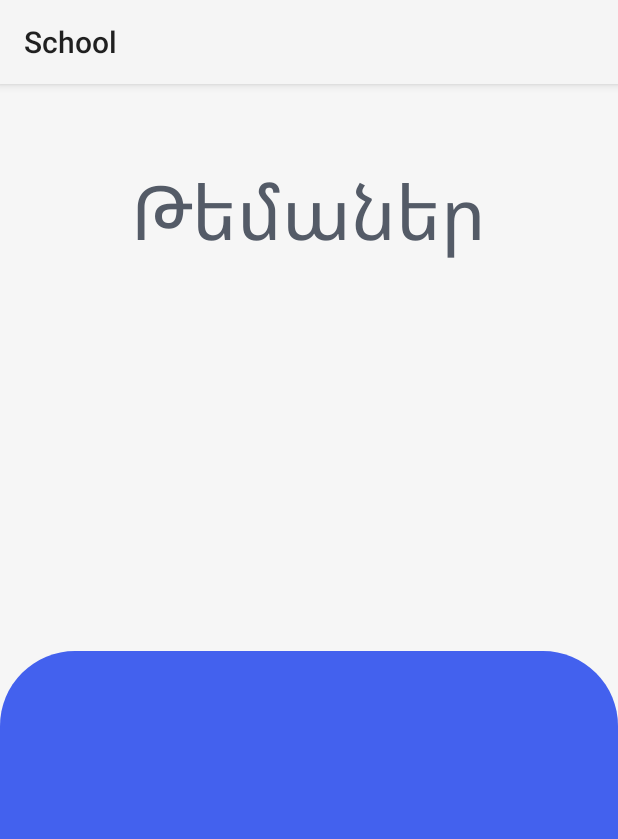
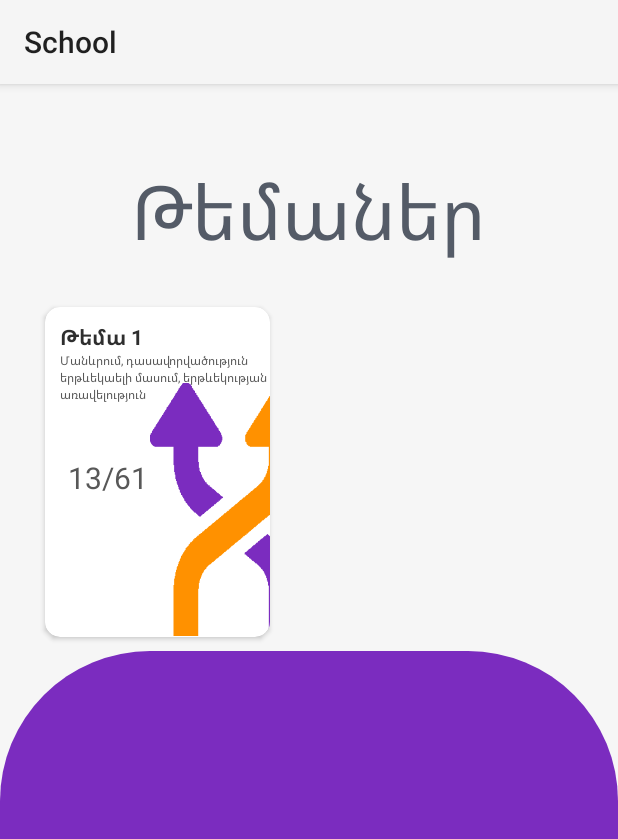
Before and after one commit to VahagnMian/School, an Android app: the screen it shows after launch (MainActivity), on a phone screen of 412 x 824 dp. Shown: the top 839 px of the screen. Run offline under Robolectric (Android 15) with nearby library versions, the phone set to English and light mode, and no system bars.

Commit message:
RecyclerView ready to add Cards, MainActivity ready to add items to ArrayList

```diff
--- a/app/src/main/AndroidManifest.xml
+++ b/app/src/main/AndroidManifest.xml
@@ -9,7 +9,7 @@
         android:roundIcon="@mipmap/ic_launcher_round"
         android:supportsRtl="true"
         android:theme="@style/Theme.School">
-        <activity android:name=".MainActivity">
+        <activity android:name=".Activity.MainActivity">
             <intent-filter>
                 <action android:name="android.intent.action.MAIN" />
 
--- /dev/null
+++ b/app/src/main/java/com/mianv/school/Activity/MainActivity.java
@@ -0,0 +1,50 @@
+package com.mianv.school.Activity;
+
+import androidx.appcompat.app.AppCompatActivity;
+import androidx.recyclerview.widget.GridLayoutManager;
+import androidx.recyclerview.widget.LinearLayoutManager;
+import androidx.recyclerview.widget.RecyclerView;
+
+import android.os.Bundle;
+
+import com.mianv.school.Adapter.DashboardAdapter;
+import com.mianv.school.Model.Card;
+import com.mianv.school.R;
+
+import java.util.ArrayList;
+import java.util.Calendar;
+
+public class MainActivity extends AppCompatActivity {
+    RecyclerView recyclerView;
+    DashboardAdapter adapter;
+    RecyclerView.LayoutManager layoutManager;
+    ArrayList<Card> cards;
+
+
+    @Override
+    protected void onCreate(Bundle savedInstanceState) {
+        super.onCreate(savedInstanceState);
+        setContentView(R.layout.activity_main);
+
+        createRecyclerView();
+        Card card = new Card(R.drawable.section_arrows, 13, 61);
+        cards.add(card);
+
+
+
+
+
+
+    }
+
+    public void createRecyclerView(){
+        cards = new ArrayList<>();
+        recyclerView = findViewById(R.id.dashboardRecyclerView);
+        adapter = new DashboardAdapter(cards);
+        layoutManager = new GridLayoutManager(this, 2 );
+        recyclerView.setLayoutManager(layoutManager);
+        recyclerView.setAdapter(adapter);
+
+    }
+
+}
--- /dev/null
+++ b/app/src/main/java/com/mianv/school/Adapter/DashboardAdapter.java
@@ -0,0 +1,76 @@
+package com.mianv.school.Adapter;
+
+import android.view.LayoutInflater;
+import android.view.View;
+import android.view.ViewGroup;
+import android.widget.ImageView;
+import android.widget.ProgressBar;
+import android.widget.TextView;
+
+import androidx.recyclerview.widget.RecyclerView;
+
+import com.mianv.school.Model.Card;
+import com.mianv.school.R;
+
+import org.w3c.dom.Text;
+
+import java.util.ArrayList;
+
+public class DashboardAdapter extends RecyclerView.Adapter<DashboardAdapter.DashboardViewHolder>{
+
+    ArrayList<Card> cards;
+
+    public DashboardAdapter(ArrayList<Card> cards){
+        this.cards = cards;
+    }
+
+
+    @Override
+    public DashboardViewHolder onCreateViewHolder(ViewGroup parent, int viewType) {
+        View v = LayoutInflater.from(parent.getContext()).inflate(R.layout.section_item_main , parent, false );
+        return new DashboardViewHolder(v);
+    }
+
+    @Override
+    public void onBindViewHolder(DashboardAdapter.DashboardViewHolder holder, int position) {
+
+        Card card = cards.get(position);
+
+        int completeQuestions = card.getCompleteQuestions();
+        int allSectionQuestions = card.getAllSectionQuestions();
+        String finalResult = completeQuestions +  "/" + allSectionQuestions;
+
+        holder.cardImage.setImageResource(card.getImageResId());
+        holder.completeQuestions.setText(finalResult);
+       // holder.cardTitleTextView.setText(card.getCardTitle());
+       // holder.cardDescTextView.setText(card.getCardDescription());
+
+    }
+
+    @Override
+    public int getItemCount() {
+        return cards.size();
+    }
+
+    public class DashboardViewHolder extends RecyclerView.ViewHolder{
+        ImageView cardImage;
+      //  TextView cardTitleTextView;
+      //  TextView cardDescTextView;
+        TextView completeQuestions;
+
+
+
+        public DashboardViewHolder(View itemView) {
+            super(itemView);
+
+
+            cardImage = itemView.findViewById(R.id.cardImageSection);
+            //cardTitleTextView = itemView.findViewById(R.id.section_title);
+           // cardDescTextView = itemView.findViewById(R.id.section_description);
+            completeQuestions = itemView.findViewById(R.id.cardCompleteQuestionQuantity);
+
+
+        }
+    }
+
+}
--- a/app/src/main/java/com/mianv/school/Card.java
+++ /dev/null
@@ -1,4 +0,0 @@
-package com.mianv.school;
-
-public class Card {
-}
--- /dev/null
+++ b/app/src/main/java/com/mianv/school/Model/Card.java
@@ -0,0 +1,57 @@
+package com.mianv.school.Model;
+
+public class Card {
+
+    private int imageResId;
+    private String cardTitle;
+    private String cardDescription;
+    private int completeQuestions;
+    private int allSectionQuestions;
+
+    public String getCardTitle() {
+        return cardTitle;
+    }
+
+    public void setCardTitle(String cardTitle) {
+        this.cardTitle = cardTitle;
+    }
+
+    public String getCardDescription() {
+        return cardDescription;
+    }
+
+    public void setCardDescription(String cardDescription) {
+        this.cardDescription = cardDescription;
+    }
+
+    public int getImageResId() {
+        return imageResId;
+    }
+
+    public void setImageResId(int imageResId) {
+        this.imageResId = imageResId;
+    }
+
+
+    public int getCompleteQuestions() {
+        return completeQuestions;
+    }
+
+    public void setCompleteQuestions(int completeQuestions) {
+        this.completeQuestions = completeQuestions;
+    }
+
+    public int getAllSectionQuestions() {
+        return allSectionQuestions;
+    }
+
+    public void setAllSectionQuestions(int allSectionQuestions) {
+        this.allSectionQuestions = allSectionQuestions;
+    }
+
+    public Card(int imageResId, int completeQuestions, int allSectionQuestions) {
+        this.imageResId = imageResId;
+        this.completeQuestions = completeQuestions;
+        this.allSectionQuestions = allSectionQuestions;
+    }
+}
--- a/app/src/main/res/drawable/half_circle.xml
+++ b/app/src/main/res/drawable/half_circle.xml
@@ -19,8 +19,8 @@
             <solid android:color="@color/main_primary"/>
             <size android:height="150dp"
                 android:width="100dp"/>
-            <corners android:topLeftRadius="50dp"
-                 android:topRightRadius="50dp"/>
+            <corners android:topLeftRadius="100dp"
+                 android:topRightRadius="100dp"/>
         </shape>
     </item>
 </layer-list>
--- a/app/src/main/res/layout/activity_main.xml
+++ b/app/src/main/res/layout/activity_main.xml
@@ -5,7 +5,7 @@
     android:layout_width="match_parent"
     android:layout_height="match_parent"
     android:orientation="vertical"
-    tools:context=".MainActivity"
+    tools:context=".Activity.MainActivity"
     android:background="#f6f6f6"
 
    >
@@ -39,6 +39,7 @@
 
 
     <androidx.recyclerview.widget.RecyclerView
+        android:id="@+id/dashboardRecyclerView"
         android:layout_height="match_parent"
         android:layout_width="match_parent"
         android:layout_below="@+id/TitleSection"
--- a/app/src/main/res/layout/section_item_main.xml
+++ b/app/src/main/res/layout/section_item_main.xml
@@ -1,8 +1,9 @@
 <?xml version="1.0" encoding="utf-8"?>
 <androidx.cardview.widget.CardView xmlns:android="http://schemas.android.com/apk/res/android"
-    android:layout_width="200dp"
-    android:layout_height="240dp"
+    android:layout_width="150dp"
+    android:layout_height="220dp"
     xmlns:app="http://schemas.android.com/apk/res-auto"
+    android:layout_margin="30dp"
     app:cardCornerRadius="10dp">
 
     <RelativeLayout
@@ -10,36 +11,50 @@
         android:layout_height="match_parent"
         android:layout_gravity="center">
 
+        <TextView
+            android:id="@+id/section_title"
+            android:layout_height="wrap_content"
+            android:layout_width="wrap_content"
+            android:text="Թեմա 1"
+            android:textStyle="bold"
+            android:textColor="#2E2E2E"
+            android:layout_marginTop="10dp"
+            android:layout_marginLeft="10dp"
+
+            />
+
+        <TextView
+            android:id="@+id/section_description"
+            android:layout_width="wrap_content"
+            android:layout_height="wrap_content"
+            android:text=
+            "Մանևրում, դասավորվածություն\nերթևեկաելի մասում, երթևեկության\nառավելություն"
+            android:textColor="#585858"
+            android:layout_below="@+id/section_title"
+            android:layout_marginLeft="10dp"
+            android:textSize="8dp"/>
+
     <ImageView
-        android:id="@+id/imageSection"
+        android:id="@+id/cardImageSection"
         android:layout_height="170dp"
-        android:layout_width="170dp"
-        android:layout_centerHorizontal="true"
-        android:layout_marginTop="25dp"
-        android:src="@drawable/section_rounded"
+        android:layout_width="80dp"
+        android:layout_alignParentRight="true"
+        android:layout_marginTop="50dp"
+        android:src="@drawable/section_arrows"
+
         />
 
-    <TextView
-        android:layout_width="wrap_content"
-        android:layout_height="wrap_content"
-        android:layout_below="@+id/imageSection"
-        android:textSize="18dp"
-        android:text="13/61"
-        android:layout_marginLeft="25dp"
-        android:layout_marginTop="10dp"
-        android:textColor="#585858"
-        />
+        <TextView
+            android:id="@+id/cardCompleteQuestionQuantity"
+            android:layout_width="wrap_content"
+            android:layout_height="wrap_content"
+            android:text="13/61"
+            android:layout_marginTop="100dp"
+            android:layout_marginLeft="15dp"
+            android:textColor="#585858"
+            android:textSize="20dp" />
 
-        <ProgressBar
-            android:layout_height="35dp"
-            android:layout_width="35dp"
-            android:layout_alignParentRight="true"
-            android:layout_marginRight="25dp"
-            android:layout_below="@id/imageSection"
-            android:layout_marginTop="5dp"
-            android:background="@drawable/ic_baseline_star_24"
-            android:indeterminateTint="@color/main_primary"
-            />
+
 
     </RelativeLayout>
 
--- a/app/src/main/res/values/colors.xml
+++ b/app/src/main/res/values/colors.xml
@@ -1,8 +1,8 @@
 <?xml version="1.0" encoding="utf-8"?>
 <resources>
     <color name="purple_200">#FFBB86FC</color>
-    <color name="purple_500">#FF6200EE</color>
-    <color name="purple_700">#FF3700B3</color>
+    <color name="purple_500">#4361ee</color>
+    <color name="purple_700">#4361ee</color>
     <color name="teal_200">#FF03DAC5</color>
     <color name="teal_700">#FF018786</color>
     <color name="black">#FF000000</color>
@@ -10,6 +10,6 @@
 
     <!--Color scheme-->
 
-    <color name="main_primary">#4361ee</color>
+    <color name="main_primary">#7b2cbf</color>
     <color name="main_second">#4cc9f0</color>
 </resources>
--- a/app/src/main/res/values/strings.xml
+++ b/app/src/main/res/values/strings.xml
@@ -1,3 +1,7 @@
 <resources>
     <string name="app_name">School</string>
+    <string name="section_1_des">\n
+        Մանևրում, դասավորվածություն\n
+        երթևեկաելի մասում, երթևեկության \n
+        առավելություն</string>
 </resources>
```
Also changed, not shown: app/src/main/java/com/mianv/school/MainActivity.java (deleted, +0 -18 lines), app/src/main/res/drawable-v24/section_arrows.png (added), app/src/main/res/drawable-v24/section_rounded.png (deleted).
